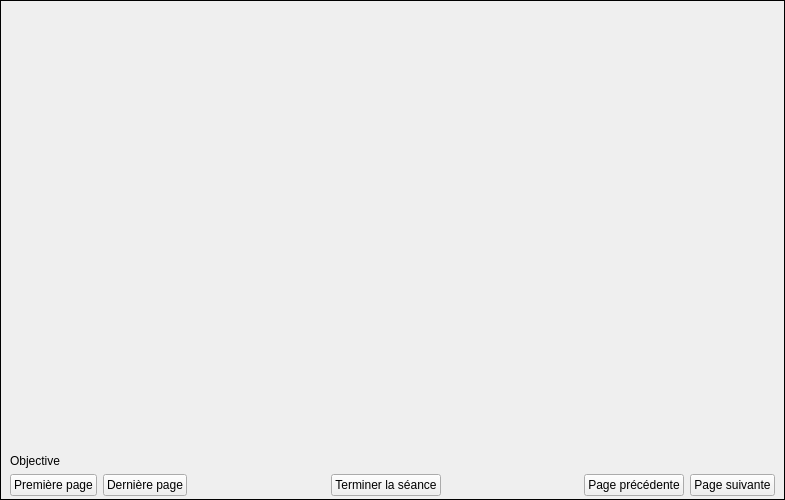
This is src/sessionframe.ui in oktal/bodeasy as Qt 5 draws it before an edit. The edited form follows.
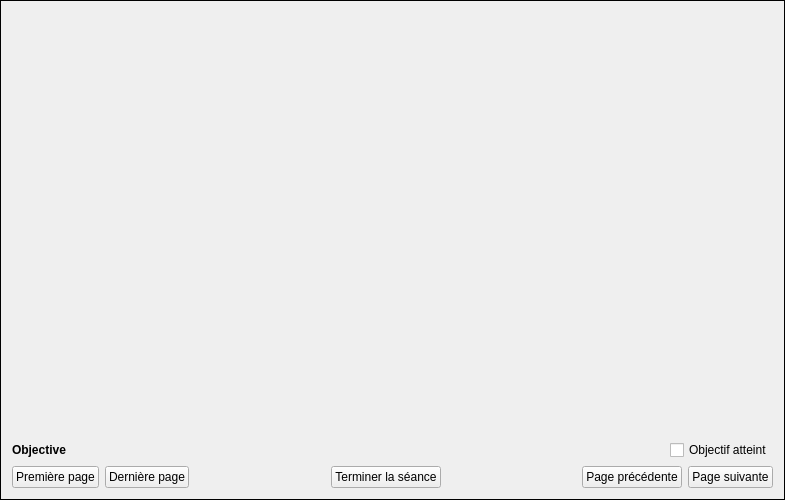
This is the edited form. Icons and pictures are not drawn.

Commit message: rework on SessionFrame (added objective)

The edit to the form file:
```diff
--- a/src/sessionframe.ui
+++ b/src/sessionframe.ui
@@ -20,18 +20,6 @@
    <enum>QFrame::Plain</enum>
   </property>
   <layout class="QVBoxLayout" name="verticalLayout">
-   <property name="leftMargin">
-    <number>9</number>
-   </property>
-   <property name="topMargin">
-    <number>9</number>
-   </property>
-   <property name="rightMargin">
-    <number>9</number>
-   </property>
-   <property name="bottomMargin">
-    <number>3</number>
-   </property>
    <item>
     <widget class="QStackedWidget" name="stackedWidget">
      <property name="currentIndex">
@@ -40,11 +28,45 @@
     </widget>
    </item>
    <item>
-    <widget class="QLabel" name="lblObjective">
-     <property name="text">
-      <string>Objective</string>
-     </property>
-    </widget>
+    <layout class="QHBoxLayout" name="horizontalLayout_2">
+     <item>
+      <widget class="QLabel" name="lblObjective">
+       <property name="font">
+        <font>
+         <weight>75</weight>
+         <bold>true</bold>
+        </font>
+       </property>
+       <property name="text">
+        <string>Objective</string>
+       </property>
+      </widget>
+     </item>
+     <item>
+      <spacer name="horizontalSpacer_3">
+       <property name="orientation">
+        <enum>Qt::Horizontal</enum>
+       </property>
+       <property name="sizeHint" stdset="0">
+        <size>
+         <width>248</width>
+         <height>20</height>
+        </size>
+       </property>
+      </spacer>
+     </item>
+     <item>
+      <widget class="QCheckBox" name="chkObjectiveDone">
+       <property name="text">
+        <string>Objectif atteint</string>
+       </property>
+       <property name="icon">
+        <iconset resource="ressources.qrc">
+         <normaloff>:/images/thumbup-icon.png</normaloff>:/images/thumbup-icon.png</iconset>
+       </property>
+      </widget>
+     </item>
+    </layout>
    </item>
    <item>
     <layout class="QHBoxLayout" name="horizontalLayout">
```
The commit also changes 10 other files.
